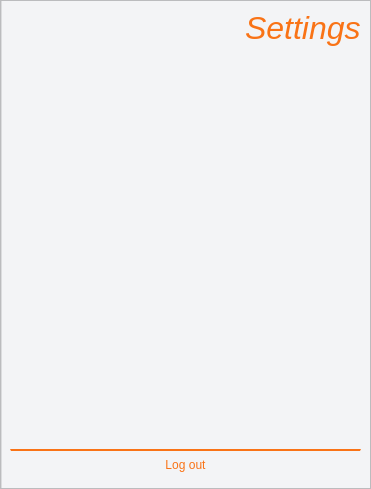
Ph4sm4/FinelogApp, file settingspanel.ui: the form before one commit.
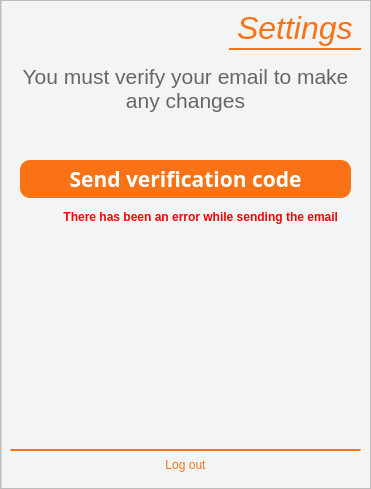
The form after the commit. Icons and pictures are not drawn.

Commit message: email ver sending, firebase email template changes

The edit to the form file:
```diff
--- a/settingspanel.ui
+++ b/settingspanel.ui
@@ -47,6 +47,10 @@
 color: black;
 } 
 
+QLabel {
+border: none;
+}
+
 QLineEdit {
 border-radius: 4px;
 color: black;
@@ -79,6 +83,11 @@
            <string notr="true">QPushButton {
 background: white;
 outline: none;
+}
+
+QPushButton:hover {
+background-color: #808080;
+border-radius: 9999px;
 }</string>
           </property>
           <property name="text">
@@ -88,6 +97,12 @@
            <iconset>
             <normaloff>content/x.svg</normaloff>content/x.svg</iconset>
           </property>
+          <property name="iconSize">
+           <size>
+            <width>24</width>
+            <height>24</height>
+           </size>
+          </property>
           <property name="default">
            <bool>false</bool>
           </property>
@@ -122,7 +137,8 @@
            <string notr="true">QLabel {
 color: rgb(249, 115, 22);
 background: transparent;
-border: none;
+padding-bottom: 2px;
+border-bottom: 2px solid rgb(249, 115, 22);
 }</string>
           </property>
           <property name="frameShape">
@@ -148,8 +164,132 @@
         <property name="currentIndex">
          <number>0</number>
         </property>
-        <widget class="QWidget" name="page">
-         <layout class="QVBoxLayout" name="verticalLayout_4"/>
+        <widget class="QWidget" name="emailVerify1">
+         <layout class="QVBoxLayout" name="verticalLayout_4">
+          <property name="spacing">
+           <number>7</number>
+          </property>
+          <property name="leftMargin">
+           <number>0</number>
+          </property>
+          <property name="rightMargin">
+           <number>0</number>
+          </property>
+          <property name="bottomMargin">
+           <number>0</number>
+          </property>
+          <item>
+           <widget class="QLabel" name="label_2">
+            <property name="font">
+             <font>
+              <pointsize>16</pointsize>
+             </font>
+            </property>
+            <property name="styleSheet">
+             <string notr="true">QLabel {
+color: rgb(102, 102, 102);
+background: transparent;
+}</string>
+            </property>
+            <property name="text">
+             <string>You must verify your email to make any changes</string>
+            </property>
+            <property name="alignment">
+             <set>Qt::AlignCenter</set>
+            </property>
+            <property name="wordWrap">
+             <bool>true</bool>
+            </property>
+           </widget>
+          </item>
+          <item>
+           <spacer name="verticalSpacer_3">
+            <property name="orientation">
+             <enum>Qt::Vertical</enum>
+            </property>
+            <property name="sizeType">
+             <enum>QSizePolicy::Fixed</enum>
+            </property>
+            <property name="sizeHint" stdset="0">
+             <size>
+              <width>20</width>
+              <height>40</height>
+             </size>
+            </property>
+           </spacer>
+          </item>
+          <item>
+           <widget class="QPushButton" name="sendVerifyEmail">
+            <property name="font">
+             <font>
+              <family>Microsoft JhengHei</family>
+              <pointsize>16</pointsize>
+              <italic>false</italic>
+              <bold>true</bold>
+             </font>
+            </property>
+            <property name="styleSheet">
+             <string notr="true">QPushButton {
+background-color:  rgb(249, 115, 22);
+height: 30px;
+border-radius: 10px;
+color: white;
+margin: 0 10%;
+padding: 4px 0;
+}</string>
+            </property>
+            <property name="text">
+             <string>Send verification code</string>
+            </property>
+            <property name="iconSize">
+             <size>
+              <width>22</width>
+              <height>22</height>
+             </size>
+            </property>
+           </widget>
+          </item>
+          <item>
+           <widget class="QLabel" name="sendErrorLabel">
+            <property name="font">
+             <font>
+              <bold>true</bold>
+             </font>
+            </property>
+            <property name="styleSheet">
+             <string notr="true">QLabel {
+color: red;
+margin-right: 20px;
+margin-left: 20px;
+background: transparent;
+margin-top: 5px;
+}</string>
+            </property>
+            <property name="text">
+             <string>There has been an error while sending the email</string>
+            </property>
+            <property name="alignment">
+             <set>Qt::AlignRight|Qt::AlignTrailing|Qt::AlignVCenter</set>
+            </property>
+            <property name="wordWrap">
+             <bool>true</bool>
+            </property>
+           </widget>
+          </item>
+          <item>
+           <spacer name="verticalSpacer_2">
+            <property name="orientation">
+             <enum>Qt::Vertical</enum>
+            </property>
+            <property name="sizeHint" stdset="0">
+             <size>
+              <width>20</width>
+              <height>40</height>
+             </size>
+            </property>
+           </spacer>
+          </item>
+         </layout>
         </widget>
         <widget class="QWidget" name="page_2">
          <layout class="QVBoxLayout" name="verticalLayout_3">
```
Left out of the diff: 118 changed lines with no effect on the pictures. The commit also changes 5 other files.
